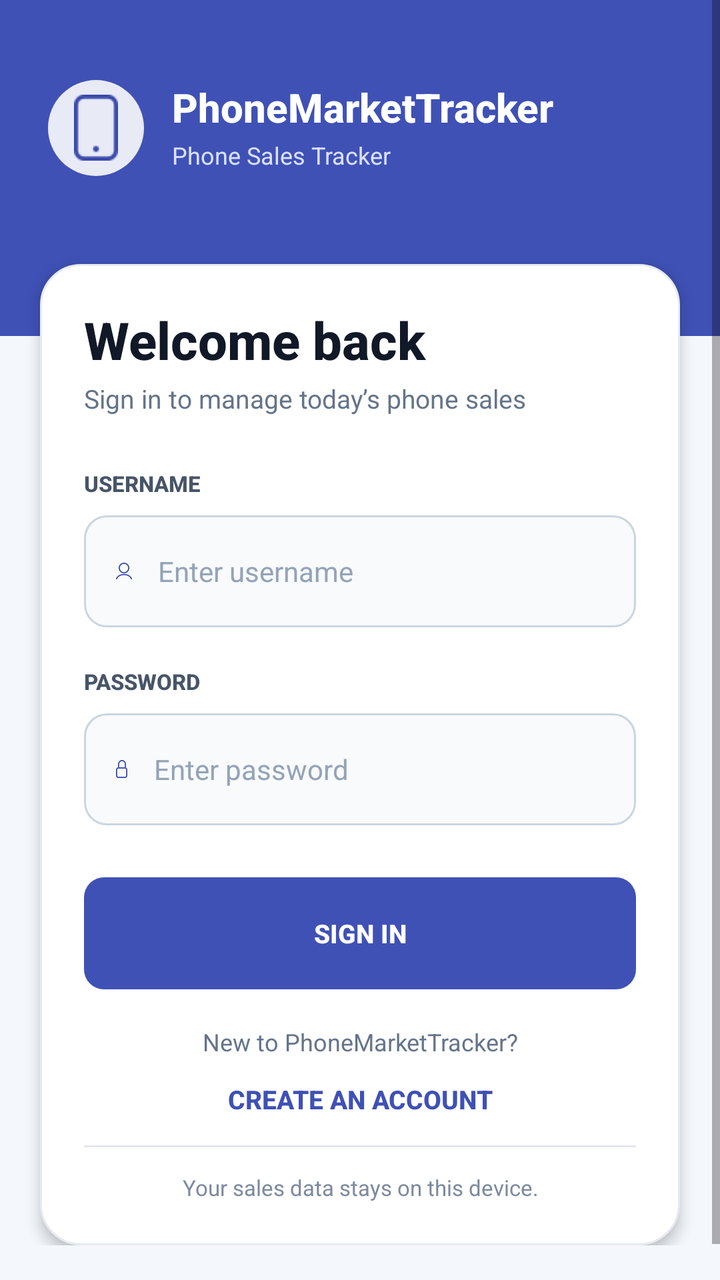
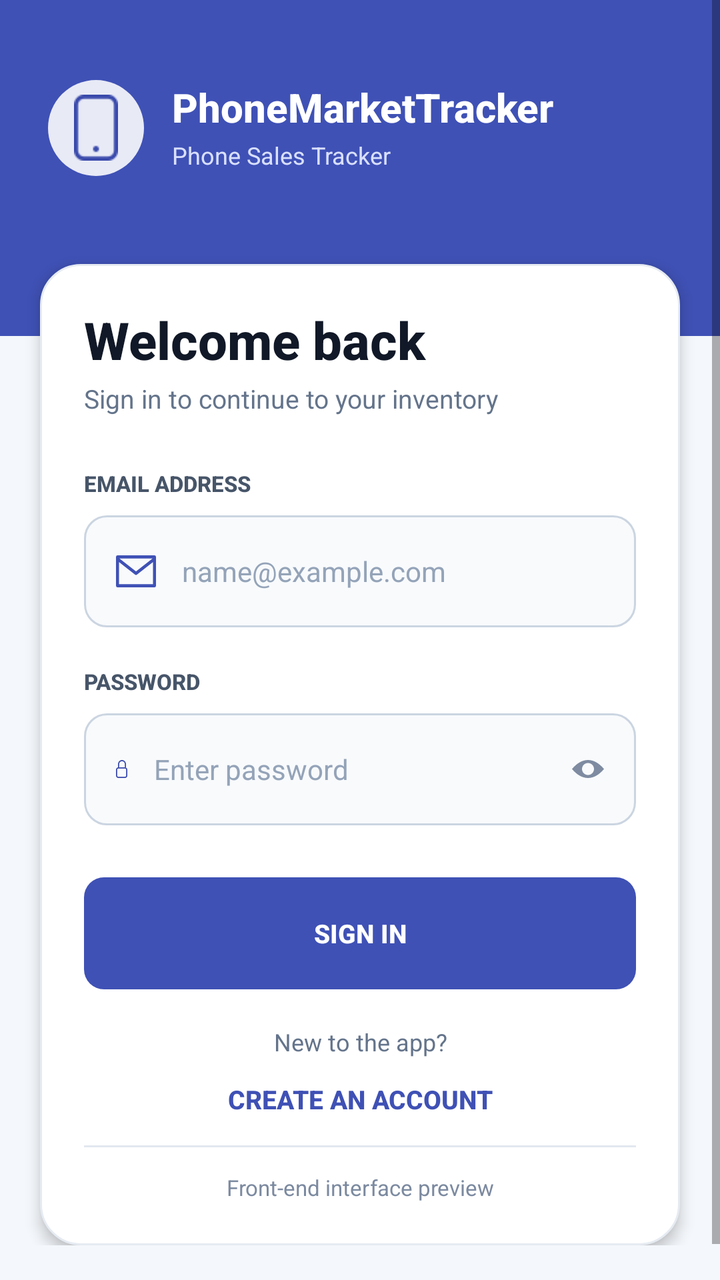

Two renders of the same Android screen: before a commit and after it. Below are the layout's source before the change and the commit's diff.
<!-- AndroidManifest.xml: application theme Theme.PhoneMarketTracker -->
<!-- res/layout/activity_login.xml -->
<?xml version="1.0" encoding="utf-8"?>
<FrameLayout xmlns:android="http://schemas.android.com/apk/res/android"
    android:layout_width="match_parent"
    android:layout_height="match_parent"
    android:background="@color/screen">

    <LinearLayout
        android:layout_width="match_parent"
        android:layout_height="168dp"
        android:background="@color/navy_light"
        android:gravity="center_vertical"
        android:orientation="horizontal"
        android:paddingStart="24dp"
        android:paddingTop="12dp"
        android:paddingEnd="24dp"
        android:paddingBottom="52dp">

        <FrameLayout
            android:layout_width="48dp"
            android:layout_height="48dp"
            android:background="@drawable/figma_logo_circle">

            <ImageView
                android:layout_width="22dp"
                android:layout_height="33dp"
                android:layout_gravity="center"
                android:contentDescription="PhoneMarketTracker logo"
                android:src="@drawable/figma_phone_icon" />
        </FrameLayout>

        <LinearLayout
            android:layout_width="0dp"
            android:layout_height="wrap_content"
            android:layout_marginStart="14dp"
            android:layout_weight="1"
            android:orientation="vertical">

            <TextView
                android:layout_width="wrap_content"
                android:layout_height="wrap_content"
                android:fontFamily="sans-serif-medium"
                android:includeFontPadding="false"
                android:text="PhoneMarketTracker"
                android:textColor="@color/white"
                android:textSize="20sp"
                android:textStyle="bold" />

            <TextView
                android:layout_width="wrap_content"
                android:layout_height="wrap_content"
                android:layout_marginTop="5dp"
                android:includeFontPadding="false"
                android:text="Phone Sales Tracker"
                android:textColor="#D9E0FF"
                android:textSize="12sp" />
        </LinearLayout>
    </LinearLayout>

    <ScrollView
        android:layout_width="match_parent"
        android:layout_height="match_parent"
        android:clipToPadding="false"
        android:fillViewport="true"
        android:overScrollMode="never">

        <LinearLayout
            android:layout_width="match_parent"
            android:layout_height="wrap_content"
            android:orientation="vertical"
            android:paddingBottom="36dp">

            <LinearLayout
                android:layout_width="match_parent"
                android:layout_height="wrap_content"
                android:layout_marginStart="20dp"
                android:layout_marginTop="132dp"
                android:layout_marginEnd="20dp"
                android:background="@drawable/auth_card"
                android:elevation="4dp"
                android:orientation="vertical"
                android:paddingStart="22dp"
                android:paddingTop="24dp"
                android:paddingEnd="22dp"
                android:paddingBottom="22dp">

                <TextView
                    android:layout_width="match_parent"
                    android:layout_height="wrap_content"
                    android:fontFamily="sans-serif-medium"
                    android:includeFontPadding="false"
                    android:text="Welcome back"
                    android:textColor="@color/text_primary"
                    android:textSize="26sp"
                    android:textStyle="bold" />

                <TextView
                    android:layout_width="match_parent"
                    android:layout_height="wrap_content"
                    android:layout_marginTop="6dp"
                    android:includeFontPadding="false"
                    android:text="Sign in to manage today’s phone sales"
                    android:textColor="@color/text_secondary"
                    android:textSize="13sp" />

                <TextView
                    android:layout_width="wrap_content"
                    android:layout_height="wrap_content"
                    android:layout_marginTop="28dp"
                    android:fontFamily="sans-serif-medium"
                    android:includeFontPadding="false"
                    android:text="USERNAME"
                    android:textColor="#475569"
                    android:textSize="11sp"
                    android:textStyle="bold" />

                <EditText
                    android:id="@+id/editUsername"
                    android:layout_width="match_parent"
                    android:layout_height="56dp"
                    android:layout_marginTop="9dp"
                    android:background="@drawable/figma_input"
                    android:drawableStart="@drawable/figma_user_icon"
                    android:drawablePadding="13dp"
                    android:hint="Enter username"
                    android:inputType="text"
                    android:maxLines="1"
                    android:paddingStart="16dp"
                    android:paddingEnd="16dp"
                    android:textColor="@color/text_primary"
                    android:textColorHint="#94A3B8"
                    android:textSize="14sp" />

                <TextView
                    android:layout_width="wrap_content"
                    android:layout_height="wrap_content"
                    android:layout_marginTop="21dp"
                    android:fontFamily="sans-serif-medium"
                    android:includeFontPadding="false"
                    android:text="PASSWORD"
                    android:textColor="#475569"
                    android:textSize="11sp"
                    android:textStyle="bold" />

                <EditText
                    android:id="@+id/editPassword"
                    android:layout_width="match_parent"
                    android:layout_height="56dp"
                    android:layout_marginTop="9dp"
                    android:background="@drawable/figma_input"
                    android:drawableStart="@drawable/figma_lock_icon"
                    android:drawablePadding="13dp"
                    android:hint="Enter password"
                    android:imeOptions="actionDone"
                    android:inputType="textPassword"
                    android:maxLines="1"
                    android:paddingStart="16dp"
                    android:paddingEnd="16dp"
                    android:textColor="@color/text_primary"
                    android:textColorHint="#94A3B8"
                    android:textSize="14sp" />

                <Button
                    android:id="@+id/buttonLogin"
                    android:layout_width="match_parent"
                    android:layout_height="56dp"
                    android:layout_marginTop="26dp"
                    android:background="@drawable/figma_primary_button"
                    android:fontFamily="sans-serif-medium"
                    android:stateListAnimator="@null"
                    android:text="SIGN IN"
                    android:textColor="@color/white"
                    android:textSize="13sp"
                    android:textStyle="bold" />

                <TextView
                    android:layout_width="match_parent"
                    android:layout_height="wrap_content"
                    android:layout_marginTop="20dp"
                    android:gravity="center"
                    android:includeFontPadding="false"
                    android:text="New to PhoneMarketTracker?"
                    android:textColor="@color/text_secondary"
                    android:textSize="12sp" />

                <TextView
                    android:id="@+id/textSignUp"
                    android:layout_width="match_parent"
                    android:layout_height="42dp"
                    android:gravity="center"
                    android:fontFamily="sans-serif-medium"
                    android:text="CREATE AN ACCOUNT"
                    android:textColor="@color/navy_light"
                    android:textSize="13sp"
                    android:textStyle="bold" />

                <View
                    android:layout_width="match_parent"
                    android:layout_height="1dp"
                    android:layout_marginTop="2dp"
                    android:background="#E2E8F0" />

                <TextView
                    android:layout_width="match_parent"
                    android:layout_height="wrap_content"
                    android:layout_marginTop="14dp"
                    android:gravity="center"
                    android:includeFontPadding="false"
                    android:text="Your sales data stays on this device."
                    android:textColor="#7C8AA0"
                    android:textSize="11sp" />
            </LinearLayout>
        </LinearLayout>
    </ScrollView>
</FrameLayout>
<!-- resources referenced by this layout -->
<resources>
  <color name="navy_light">#3F51B5</color>
  <color name="screen">#F4F7FB</color>
  <color name="text_primary">#111827</color>
  <color name="text_secondary">#64748B</color>
  <color name="white">#FFFFFF</color>
  <!-- drawable auth_card (drawable) -->
  <?xml version="1.0" encoding="utf-8"?>
  <shape xmlns:android="http://schemas.android.com/apk/res/android" android:shape="rectangle">
      <solid android:color="@color/card" />
      <corners android:radius="20dp" />
      <stroke android:width="1dp" android:color="#E6EBF2" />
  </shape>
  <!-- drawable figma_input (drawable) -->
  <?xml version="1.0" encoding="utf-8"?>
  <selector xmlns:android="http://schemas.android.com/apk/res/android">
      <item android:state_focused="true">
          <shape android:shape="rectangle">
              <solid android:color="@color/input_fill" />
              <corners android:radius="11dp" />
              <stroke android:width="2dp" android:color="@color/navy" />
          </shape>
      </item>
      <item>
          <shape android:shape="rectangle">
              <solid android:color="@color/input_fill" />
              <corners android:radius="11dp" />
              <stroke android:width="1dp" android:color="@color/border" />
          </shape>
      </item>
  </selector>
  <!-- drawable figma_logo_circle (drawable) -->
  <?xml version="1.0" encoding="utf-8"?>
  <shape xmlns:android="http://schemas.android.com/apk/res/android" android:shape="oval">
      <solid android:color="@color/icon_circle" />
  </shape>
  <!-- drawable figma_primary_button (drawable) -->
  <?xml version="1.0" encoding="utf-8"?>
  <selector xmlns:android="http://schemas.android.com/apk/res/android">
      <item android:state_pressed="true">
          <shape android:shape="rectangle">
              <solid android:color="@color/purple_dark" />
              <corners android:radius="10dp" />
          </shape>
      </item>
      <item>
          <shape android:shape="rectangle">
              <solid android:color="@color/navy_light" />
              <corners android:radius="10dp" />
          </shape>
      </item>
  </selector>
  <!-- drawable figma_user_icon: png bitmap (drawable-nodpi, 805 bytes) -->
  <style name="Theme.PhoneMarketTracker" parent="android:style/Theme.Material.Light.NoActionBar">
          <item name="android:colorAccent">@color/purple</item>
          <item name="android:fontFamily">sans-serif</item>
          <item name="android:navigationBarColor">@color/screen</item>
          <item name="android:statusBarColor">@color/navy_light</item>
          <item name="android:windowLightStatusBar">false</item>
          <item name="android:windowLightNavigationBar">true</item>
          <item name="android:windowActionModeOverlay">true</item>
      </style>
  <color name="card">#FFFFFF</color>
  <color name="input_fill">#F8FAFC</color>
  <color name="navy">#3949AB</color>
  <color name="border">#CBD5E1</color>
  <color name="icon_circle">#E8EAF6</color>
  <color name="purple_dark">#303F9F</color>
  <color name="purple">#3949AB</color>
  <!-- unchanged entries left out for length: 2 -->
</resources>

<!-- the commit's change to res/layout/activity_login.xml (unified diff, before → after) -->
@@ -98,7 +98,7 @@
                     android:layout_height="wrap_content"
                     android:layout_marginTop="6dp"
                     android:includeFontPadding="false"
-                    android:text="Sign in to manage today’s phone sales"
+                    android:text="Sign in to continue to your inventory"
                     android:textColor="@color/text_secondary"
                     android:textSize="13sp" />
 
@@ -108,21 +108,22 @@
                     android:layout_marginTop="28dp"
                     android:fontFamily="sans-serif-medium"
                     android:includeFontPadding="false"
-                    android:text="USERNAME"
+                    android:text="EMAIL ADDRESS"
                     android:textColor="#475569"
                     android:textSize="11sp"
                     android:textStyle="bold" />
 
                 <EditText
-                    android:id="@+id/editUsername"
+                    android:id="@+id/editEmail"
                     android:layout_width="match_parent"
                     android:layout_height="56dp"
                     android:layout_marginTop="9dp"
                     android:background="@drawable/figma_input"
-                    android:drawableStart="@drawable/figma_user_icon"
+                    android:drawableStart="@drawable/figma_email_icon"
+                    android:drawableEnd="@null"
                     android:drawablePadding="13dp"
-                    android:hint="Enter username"
-                    android:inputType="text"
+                    android:hint="name@example.com"
+                    android:inputType="textEmailAddress"
                     android:maxLines="1"
                     android:paddingStart="16dp"
                     android:paddingEnd="16dp"
@@ -148,6 +149,7 @@
                     android:layout_marginTop="9dp"
                     android:background="@drawable/figma_input"
                     android:drawableStart="@drawable/figma_lock_icon"
+                    android:drawableEnd="@drawable/figma_eye_icon"
                     android:drawablePadding="13dp"
                     android:hint="Enter password"
                     android:imeOptions="actionDone"
@@ -178,7 +180,7 @@
                     android:layout_marginTop="20dp"
                     android:gravity="center"
                     android:includeFontPadding="false"
-                    android:text="New to PhoneMarketTracker?"
+                    android:text="New to the app?"
                     android:textColor="@color/text_secondary"
                     android:textSize="12sp" />
 
@@ -205,7 +207,7 @@
                     android:layout_marginTop="14dp"
                     android:gravity="center"
                     android:includeFontPadding="false"
-                    android:text="Your sales data stays on this device."
+                    android:text="Front-end interface preview"
                     android:textColor="#7C8AA0"
                     android:textSize="11sp" />
             </LinearLayout>
<!-- resource entries referenced after the edit -->
@@ -12,6 +12,30 @@
       <corners android:radius="20dp" />
       <stroke android:width="1dp" android:color="#E6EBF2" />
   </shape>
+  <!-- drawable figma_email_icon (drawable) -->
+  <?xml version="1.0" encoding="utf-8"?>
+  <vector xmlns:android="http://schemas.android.com/apk/res/android"
+      android:width="20dp"
+      android:height="16dp"
+      android:viewportWidth="19.5"
+      android:viewportHeight="15.5">
+      <path
+          android:pathData="M0.75,1.75L9.75,8.75L18.75,1.75M0.75,0.75H18.75V14.75H0.75V0.75Z"
+          android:strokeColor="#3F51B5"
+          android:strokeWidth="1.5"
+          android:strokeLineJoin="round" />
+  </vector>
+  <!-- drawable figma_eye_icon (drawable) -->
+  <?xml version="1.0" encoding="utf-8"?>
+  <vector xmlns:android="http://schemas.android.com/apk/res/android"
+      android:width="16dp"
+      android:height="9dp"
+      android:viewportWidth="16"
+      android:viewportHeight="9">
+      <path
+          android:fillColor="#7E8BA1"
+          android:pathData="M0,4.5C5,-1.5 11,-1.5 16,4.5C11,10.5 5,10.5 0,4.5ZM8,1.5C7.204,1.5 6.441,1.816 5.879,2.379C5.316,2.941 5,3.704 5,4.5C5,5.296 5.316,6.059 5.879,6.621C6.441,7.184 7.204,7.5 8,7.5C8.796,7.5 9.559,7.184 10.121,6.621C10.684,6.059 11,5.296 11,4.5C11,3.704 10.684,2.941 10.121,2.379C9.559,1.816 8.796,1.5 8,1.5Z" />
+  </vector>
   <!-- drawable figma_input (drawable) -->
   <?xml version="1.0" encoding="utf-8"?>
   <selector xmlns:android="http://schemas.android.com/apk/res/android">
@@ -51,14 +75,12 @@
           </shape>
       </item>
   </selector>
-  <!-- drawable figma_user_icon: png bitmap (drawable-nodpi, 805 bytes) -->
   <style name="Theme.PhoneMarketTracker" parent="android:style/Theme.Material.Light.NoActionBar">
           <item name="android:colorAccent">@color/purple</item>
           <item name="android:fontFamily">sans-serif</item>
           <item name="android:navigationBarColor">@color/screen</item>
           <item name="android:statusBarColor">@color/navy_light</item>
           <item name="android:windowLightStatusBar">false</item>
-          <item name="android:windowLightNavigationBar">true</item>
           <item name="android:windowActionModeOverlay">true</item>
       </style>
   <color name="card">#FFFFFF</color>
